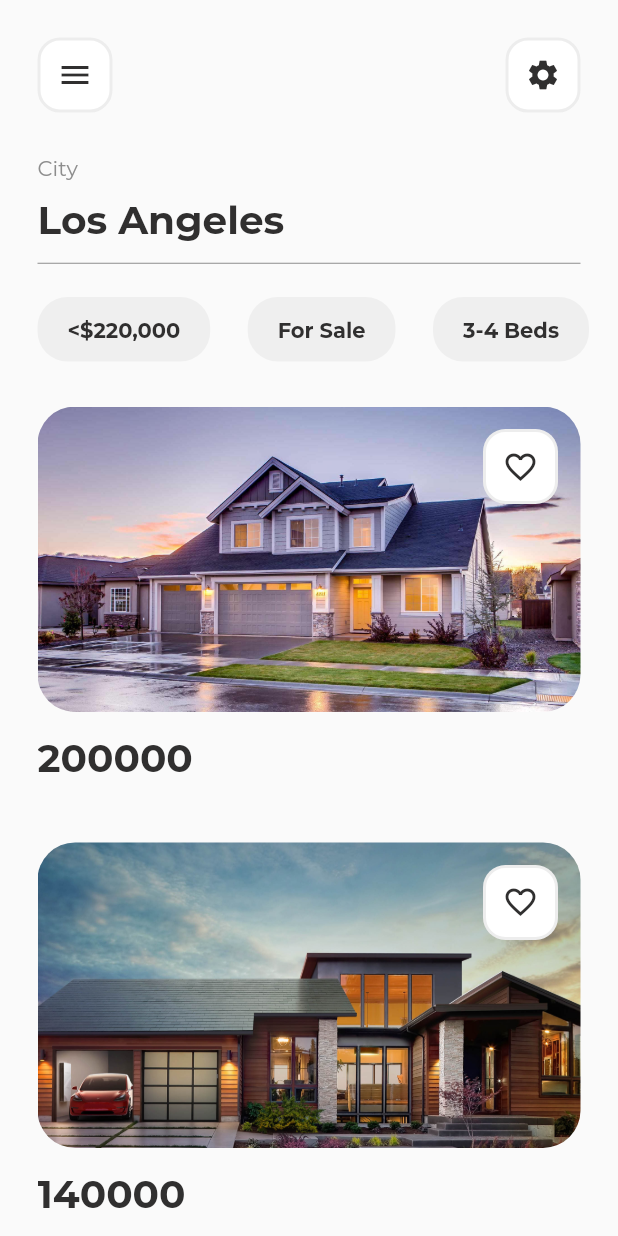
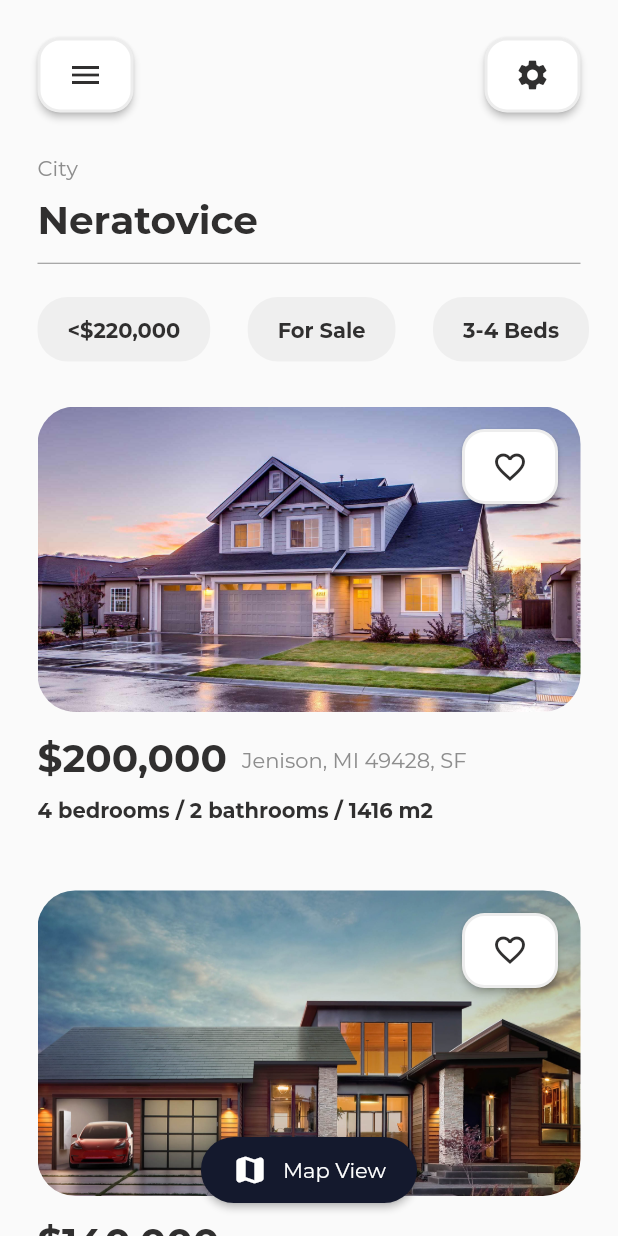
Before and after one commit to lexa105/flutter_realestateapp, a Flutter app: the screen it shows after launch, on a phone screen of 412 x 824 dp. Run offline on Flutter 3.47's test engine with Material 2 defaults, Android fonts, the phone set to English and light mode, and no system bars.

Commit message:
Landing screen done, In the procces of making realestatescreen.

```diff
--- a/lib/custom/border_box.dart
+++ b/lib/custom/border_box.dart
@@ -4,23 +4,35 @@ import 'package:realestateapp/utilis/constants.dart';
 class BorderBox extends StatelessWidget {
   final Widget? child;
   final EdgeInsets? padding; //vnitrek
-  final double? width, height;
+  final double width, height;
+  final VoidCallback? onPressed;
 
-  const BorderBox(
-      {Key? key, this.padding, this.width, this.height, required this.child})
-      : super(key: key);
+  const BorderBox({
+    Key? key,
+    this.padding,
+    required this.width,
+    required this.height,
+    required this.child,
+    this.onPressed,
+  }) : super(key: key);
 
   @override
   Widget build(BuildContext context) {
-    return Container(
-      width: width,
-      height: height,
-      decoration: BoxDecoration(
-        color: color_white,
+    final _style = ElevatedButton.styleFrom(
+      primary: color_white,
+      shape: RoundedRectangleBorder(
         borderRadius: BorderRadius.circular(15),
-        border: Border.all(color: color_grey.withAlpha(40), width: 2),
       ),
+      side: BorderSide(
+        width: 2,
+        color: color_grey.withAlpha(40),
+      ),
+      fixedSize: Size(height, width),
       padding: padding ?? const EdgeInsets.all(8.0),
+    );
+    return ElevatedButton(
+      onPressed: onPressed,
+      style: _style,
       child: Center(child: child),
     );
   }
--- /dev/null
+++ b/lib/custom/option_button.dart
@@ -0,0 +1,43 @@
+import 'package:flutter/material.dart';
+import 'package:realestateapp/utilis/constants.dart';
+import 'package:realestateapp/utilis/widget_functions.dart';
+
+class OptionButton extends StatelessWidget {
+  final String text;
+  final IconData? icon;
+  final double? width;
+
+  const OptionButton({Key? key, required this.text, this.icon, this.width})
+      : super(key: key);
+
+  @override
+  Widget build(BuildContext context) {
+    final _buttonstyle = ElevatedButton.styleFrom(
+      primary: color_dark_blue,
+      shape: RoundedRectangleBorder(
+        borderRadius: BorderRadius.circular(50),
+      ),
+      padding: const EdgeInsets.symmetric(horizontal: 20, vertical: 10),
+    );
+    return Container(
+      width: width,
+      child: ElevatedButton(
+        style: _buttonstyle,
+        child: Row(
+          mainAxisAlignment: MainAxisAlignment.center,
+          children: [
+            Icon(icon, color: color_white),
+            addHorizontalSpace(10),
+            Text(
+              text,
+              style: const TextStyle(
+                color: color_white,
+              ),
+            ),
+          ],
+        ),
+        onPressed: () {},
+      ),
+    );
+  }
+}
--- a/lib/main.dart
+++ b/lib/main.dart
@@ -1,5 +1,6 @@
 import 'package:flutter/material.dart';
 import 'package:realestateapp/screens/landingscreen.dart';
+import 'package:realestateapp/screens/realestatescreen.dart';
 import 'dart:ui';
 import 'utilis/constants.dart';
 
--- a/lib/screens/landingscreen.dart
+++ b/lib/screens/landingscreen.dart
@@ -1,12 +1,15 @@
 // ignore: file_names
 import 'package:flutter/material.dart';
-import 'package:flutter/rendering.dart';
 import 'package:realestateapp/custom/border_box.dart';
+import 'package:realestateapp/custom/option_button.dart';
 import 'package:realestateapp/utilis/constants.dart';
+import 'package:realestateapp/utilis/custom_functions.dart';
 import 'package:realestateapp/utilis/sample_data.dart';
 import 'package:realestateapp/utilis/widget_functions.dart';
 
 class LandingScreen extends StatelessWidget {
+  const LandingScreen({Key? key}) : super(key: key);
+
   @override
   Widget build(BuildContext context) {
     final Size size = MediaQuery.of(context).size;
@@ -15,9 +18,12 @@ class LandingScreen extends StatelessWidget {
     const sidePadding = EdgeInsets.symmetric(horizontal: padding);
     return SafeArea(
       child: Scaffold(
+        drawer: SideBar(),
         body: Container(
             height: size.height,
-          child: Column(
+            child: Stack(
+              children: [
+                Column(
                   crossAxisAlignment: CrossAxisAlignment.start,
                   children: [
                     addVerticalSpace(padding),
@@ -33,6 +39,7 @@ class LandingScreen extends StatelessWidget {
                               Icons.menu,
                               color: color_black,
                             ),
+                            onPressed: () {},
                           ),
                           BorderBox(
                             height: 50,
@@ -41,6 +48,7 @@ class LandingScreen extends StatelessWidget {
                               Icons.settings,
                               color: color_black,
                             ),
+                            onPressed: () {},
                           ),
                         ],
                       ),
@@ -57,11 +65,11 @@ class LandingScreen extends StatelessWidget {
                     Padding(
                       padding: sidePadding,
                       child: Text(
-                  "Los Angeles",
+                        "Neratovice",
                         style: themeData.textTheme.headline1,
                       ),
                     ),
-              Padding(
+                    const Padding(
                         padding: sidePadding,
                         child: Divider(
                           height: padding,
@@ -69,6 +77,7 @@ class LandingScreen extends StatelessWidget {
                         )),
                     addVerticalSpace(10),
                     SingleChildScrollView(
+                      physics: const BouncingScrollPhysics(),
                       scrollDirection: Axis.horizontal,
                       child: Row(
                         children: buildChoiceOption(),
@@ -79,6 +88,7 @@ class LandingScreen extends StatelessWidget {
                       child: Padding(
                         padding: sidePadding,
                         child: ListView.builder(
+                          physics: const BouncingScrollPhysics(),
                           itemCount: RE_DATA.length,
                           itemBuilder: (context, index) {
                             return RealEstateItem(itemData: RE_DATA[index]);
@@ -88,7 +98,18 @@ class LandingScreen extends StatelessWidget {
                     )
                   ],
                 ),
+                Positioned(
+                    bottom: 20,
+                    width: size.width,
+                    child: Center(
+                      child: OptionButton(
+                        icon: Icons.map_rounded,
+                        text: "Map View",
+                        width: size.width * 0.35,
                       ),
+                    )),
+              ],
+            )),
       ),
     );
   }
@@ -135,6 +156,7 @@ class RealEstateItem extends StatelessWidget {
     return Container(
       margin: const EdgeInsets.symmetric(vertical: 20),
       child: Column(
+        crossAxisAlignment: CrossAxisAlignment.start,
         children: [
           Stack(
             children: [
@@ -151,6 +173,7 @@ class RealEstateItem extends StatelessWidget {
                       Icons.favorite_border,
                       color: color_black,
                     ),
+                    onPressed: () {},
                   )),
             ],
           ),
@@ -158,13 +181,49 @@ class RealEstateItem extends StatelessWidget {
           Row(
             children: [
               Text(
-                "${itemData["amount"]}",
+                formatCurrency(itemData["amount"]),
                 style: themeData.textTheme.headline1,
-              )
+              ),
+              addHorizontalSpace(10),
+              Text(
+                "${itemData["address"]}",
+                style: themeData.textTheme.bodyText2,
+              ),
             ],
-          )
+          ),
+          addVerticalSpace(10),
+          Text(
+            "${itemData["bedrooms"]} bedrooms / ${itemData["bathrooms"]} bathrooms / ${itemData["area"]} m2",
+            style: themeData.textTheme.headline5,
+          ),
+          addVerticalSpace(5),
+          //ElevatedButton(onPressed: () {}, child: Text("View More")),
         ],
       ),
     );
   }
 }
+
+class SideBar extends StatelessWidget {
+  @override
+  Widget build(BuildContext context) {
+    final _themedata = Theme.of(context);
+    return Drawer(
+      child: SingleChildScrollView(
+        child: Column(
+          children: <Widget>[
+            DrawerHeader(
+              child: Text(
+                "Real Estates",
+                style: _themedata.textTheme.headline1,
+              ),
+            ),
+            ListTile(
+              title: Text("Ahoj"),
+            ),
+          ],
+        ),
+      ),
+    );
+  }
+}
--- a/lib/utilis/sample_data.dart
+++ b/lib/utilis/sample_data.dart
@@ -16,6 +16,28 @@ const RE_DATA = [
     "address": "351 Rockwood Dr, SF",
     "bedrooms": 4,
     "bathrooms": 2,
+    "area": 1536,
+    "garage": 1,
+    "description":
+        "Lorem Ipsum is simply dummy text of the printing and typesetting industry. Lorem Ipsum has been the industry's standard dummy text ever since the 1500s, when an unknown printer took a galley of type and scrambled it to make a type specimen book. It has survived not only five centuries, but also the leap into electronic typesetting, remaining essentially unchanged. It was popularised in the 1960s with the release of Letraset sheets containing Lorem Ipsum passages, and more recently with desktop publishing software like Aldus PageMaker including versions of Lorem Ipsum."
+  },
+  {
+    "image": "assets/images/house-03.jpg",
+    "amount": 5000000,
+    "address": "Jenison, MI 49428, SF",
+    "bedrooms": 10,
+    "bathrooms": 5,
+    "area": 1416,
+    "garage": 1,
+    "description":
+        "Lorem Ipsum is simply dummy text of the printing and typesetting industry. Lorem Ipsum has been the industry's standard dummy text ever since the 1500s, when an unknown printer took a galley of type and scrambled it to make a type specimen book. It has survived not only five centuries, but also the leap into electronic typesetting, remaining essentially unchanged. It was popularised in the 1960s with the release of Letraset sheets containing Lorem Ipsum passages, and more recently with desktop publishing software like Aldus PageMaker including versions of Lorem Ipsum."
+  },
+  {
+    "image": "assets/images/house-04.jpg",
+    "amount": 150000,
+    "address": "Jenison, MI 49428, SF",
+    "bedrooms": 3,
+    "bathrooms": 2,
     "area": 1416,
     "garage": 1,
     "description":
--- a/pubspec.yaml
+++ b/pubspec.yaml
@@ -29,7 +29,7 @@ environment:
 dependencies:
   flutter:
     sdk: flutter
-  intl: ^0.16.1
+  intl: ^0.17.0
 
 
 
```
Also changed, not shown: lib/screens/realestatescreen.dart (added, +51 -0 lines), assets/images/house-03.jpg (added), assets/images/house-04.jpg (added), pubspec.lock, 1 other file. Lines whose indentation alone changed are shown as unchanged.
